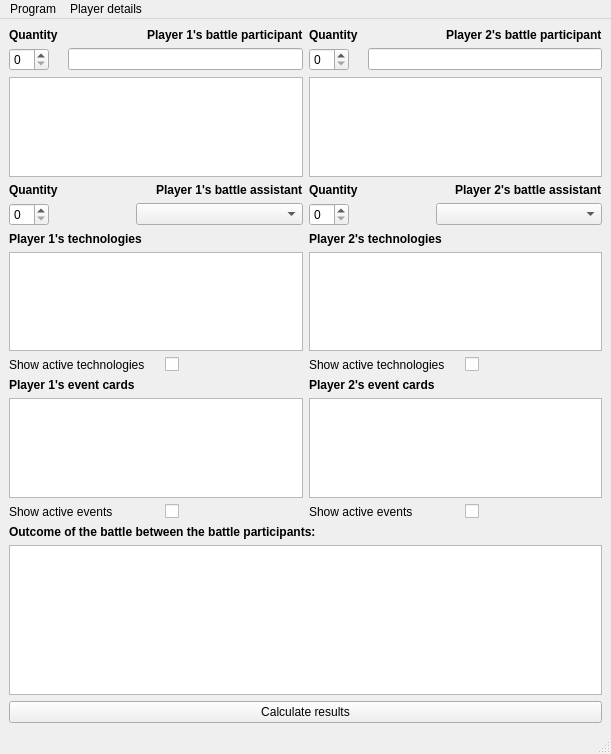
First picture: the form in AoE2_Calculator-master/mainwindow.ui, repository ProjectsKoryHasWorkedOn/2023-2024_AoE_II_Board_Game_Combat_Results_Calculator_Reworked, before the edit.
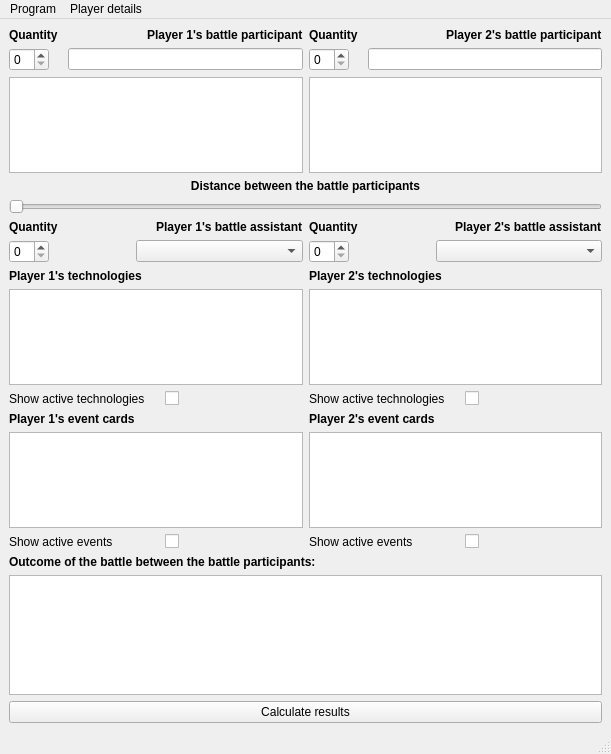
Second picture: the form after the edit.

The edit to the form file:
```diff
--- a/AoE2_Calculator-master/mainwindow.ui
+++ b/AoE2_Calculator-master/mainwindow.ui
@@ -29,43 +29,73 @@
          <layout class="QVBoxLayout" name="verticalLayout">
           <item>
            <layout class="QGridLayout" name="gridLayout_2">
-            <item row="20" column="0">
-             <widget class="QListWidget" name="player1Events"/>
-            </item>
-            <item row="15" column="0">
-             <widget class="QListWidget" name="player1Technologies"/>
-            </item>
-            <item row="17" column="1">
-             <layout class="QHBoxLayout" name="horizontalLayout_3">
+            <item row="9" column="1">
+             <layout class="QHBoxLayout" name="horizontalLayout_9">
               <item>
-               <widget class="QLabel" name="p2ActiveTechnologiesToggleText">
-                <property name="minimumSize">
-                 <size>
-                  <width>150</width>
-                  <height>0</height>
-                 </size>
+               <widget class="QLabel" name="player2AssistingUnitsQuantityLabel">
+                <property name="font">
+                 <font>
+                  <bold>true</bold>
+                 </font>
                 </property>
-                <property name="maximumSize">
-                 <size>
-                  <width>150</width>
-                  <height>16777215</height>
-                 </size>
+                <property name="text">
+                 <string>Quantity</string>
                 </property>
+               </widget>
+              </item>
+              <item>
+               <widget class="QLabel" name="player2AssistingUnitsLabel">
+                <property name="font">
+                 <font>
+                  <bold>true</bold>
+                 </font>
+                </property>
                 <property name="text">
-                 <string>Show active technologies</string>
+                 <string>Player 2's battle assistant</string>
                 </property>
                </widget>
               </item>
-              <item alignment="Qt::AlignLeft">
-               <widget class="QCheckBox" name="p2ActiveTechnologiesToggle">
+             </layout>
+            </item>
+            <item row="3" column="0">
+             <layout class="QHBoxLayout" name="horizontalLayout_11">
+              <item>
+               <widget class="QLabel" name="player1EntityQuantityLabel">
+                <property name="font">
+                 <font>
+                  <bold>true</bold>
+                 </font>
+                </property>
                 <property name="text">
-                 <string/>
+                 <string>Quantity</string>
                 </property>
                </widget>
               </item>
+              <item>
+               <widget class="QLabel" name="player1UnitsLabel">
+                <property name="font">
+                 <font>
+                  <bold>true</bold>
+                 </font>
+                </property>
+                <property name="text">
+                 <string>Player 1's battle participant</string>
+                </property>
+               </widget>
+              </item>
              </layout>
             </item>
-            <item row="19" column="0">
+            <item row="17" column="0">
+             <widget class="QListWidget" name="player1Technologies">
+              <property name="minimumSize">
+               <size>
+                <width>0</width>
+                <height>60</height>
+               </size>
+              </property>
+             </widget>
+            </item>
+            <item row="21" column="0">
              <widget class="QLabel" name="player1EventsLabel">
               <property name="font">
                <font>
@@ -77,34 +107,107 @@
               </property>
              </widget>
             </item>
-            <item row="21" column="1">
-             <layout class="QHBoxLayout" name="horizontalLayout_5">
+            <item row="6" column="0" colspan="2">
+             <widget class="QLabel" name="distanceBetweenTheBattleParticipantsLabel">
+              <property name="font">
+               <font>
+                <bold>true</bold>
+               </font>
+              </property>
+              <property name="text">
+               <string>Distance between the battle participants</string>
+              </property>
+              <property name="alignment">
+               <set>Qt::AlignCenter</set>
+              </property>
+             </widget>
+            </item>
+            <item row="16" column="1">
+             <widget class="QLabel" name="player2TechnologiesLabel">
+              <property name="font">
+               <font>
+                <bold>true</bold>
+               </font>
+              </property>
+              <property name="text">
+               <string>Player 2's technologies</string>
+              </property>
+             </widget>
+            </item>
+            <item row="4" column="0">
+             <layout class="QHBoxLayout" name="horizontalLayout_12">
               <item>
-               <widget class="QLabel" name="p2ActiveEventsToggleText">
+               <widget class="QSpinBox" name="player1EntityQuantity">
                 <property name="minimumSize">
                  <size>
-                  <width>150</width>
+                  <width>40</width>
                   <height>0</height>
                  </size>
                 </property>
                 <property name="maximumSize">
                  <size>
-                  <width>150</width>
+                  <width>40</width>
                   <height>16777215</height>
                  </size>
                 </property>
+               </widget>
+              </item>
+              <item>
+               <widget class="QLabel" name="player1Animation">
+                <property name="maximumSize">
+                 <size>
+                  <width>75</width>
+                  <height>75</height>
+                 </size>
+                </property>
                 <property name="text">
-                 <string>Show active events</string>
+                 <string/>
                 </property>
                </widget>
               </item>
-              <item alignment="Qt::AlignLeft">
-               <widget class="QCheckBox" name="p2ActiveEventsToggle">
+              <item>
+               <widget class="QLineEdit" name="player1EntityNamesFilter">
+                <property name="inputMask">
+                 <string/>
+                </property>
+               </widget>
+              </item>
+             </layout>
+            </item>
+            <item row="4" column="1">
+             <layout class="QHBoxLayout" name="horizontalLayout_7">
+              <item>
+               <widget class="QSpinBox" name="player2EntityQuantity">
+                <property name="minimumSize">
+                 <size>
+                  <width>40</width>
+                  <height>0</height>
+                 </size>
+                </property>
+                <property name="maximumSize">
+                 <size>
+                  <width>40</width>
+                  <height>16777215</height>
+                 </size>
+                </property>
+               </widget>
+              </item>
+              <item>
+               <widget class="QLabel" name="player2Animation">
+                <property name="maximumSize">
+                 <size>
+                  <width>75</width>
+                  <height>75</height>
+                 </size>
+                </property>
                 <property name="text">
                  <string/>
                 </property>
                </widget>
               </item>
+              <item>
+               <widget class="QLineEdit" name="player2EntityNamesFilter"/>
+              </item>
              </layout>
             </item>
             <item row="5" column="1">
@@ -117,6 +220,92 @@
               </property>
              </widget>
             </item>
+            <item row="16" column="0">
+             <widget class="QLabel" name="player1TechnologiesLabel">
+              <property name="font">
+               <font>
+                <bold>true</bold>
+               </font>
+              </property>
+              <property name="text">
+               <string>Player 1's technologies</string>
+              </property>
+             </widget>
+            </item>
+            <item row="22" column="0">
+             <widget class="QListWidget" name="player1Events">
+              <property name="minimumSize">
+               <size>
+                <width>0</width>
+                <height>60</height>
+               </size>
+              </property>
+              <property name="maximumSize">
+               <size>
+                <width>16777215</width>
+                <height>16777215</height>
+               </size>
+              </property>
+             </widget>
+            </item>
+            <item row="9" column="0">
+             <layout class="QHBoxLayout" name="horizontalLayout_13">
+              <item>
+               <widget class="QLabel" name="player1AssistingUnitsQuantityLabel">
+                <property name="font">
+                 <font>
+                  <bold>true</bold>
+                 </font>
+                </property>
+                <property name="text">
+                 <string>Quantity</string>
+                </property>
+               </widget>
+              </item>
+              <item>
+               <widget class="QLabel" name="player1AssistingUnitsLabel">
+                <property name="font">
+                 <font>
+                  <bold>true</bold>
+                 </font>
+                </property>
+                <property name="text">
+                 <string>Player 1's battle assistant</string>
+                </property>
+               </widget>
+              </item>
+             </layout>
+            </item>
+            <item row="19" column="0">
+             <layout class="QHBoxLayout" name="horizontalLayout_2">
+              <item>
+               <widget class="QLabel" name="p1ActiveTechnologiesToggleText">
+                <property name="minimumSize">
+                 <size>
+                  <width>150</width>
+                  <height>0</height>
+                 </size>
+                </property>
+                <property name="maximumSize">
+                 <size>
+                  <width>150</width>
+                  <height>16777215</height>
+                 </size>
+                </property>
+                <property name="text">
+                 <string>Show active technologies</string>
+                </property>
+               </widget>
+              </item>
+              <item alignment="Qt::AlignLeft">
+               <widget class="QCheckBox" name="p1ActiveTechnologiesToggle">
+                <property name="text">
+                 <string/>
+                </property>
+               </widget>
+              </item>
+             </layout>
+            </item>
             <item row="3" column="1">
              <layout class="QHBoxLayout" name="horizontalLayout_8">
               <item>
@@ -145,37 +334,17 @@
               </item>
              </layout>
             </item>
-            <item row="21" column="0">
-             <layout class="QHBoxLayout" name="horizontalLayout_6">
-              <item>
-               <widget class="QLabel" name="p1ActiveEventsToggleText">
-                <property name="minimumSize">
-                 <size>
-                  <width>150</width>
-                  <height>0</height>
-                 </size>
-                </property>
-                <property name="maximumSize">
-                 <size>
-                  <width>150</width>
-                  <height>16777215</height>
-                 </size>
-                </property>
-                <property name="text">
-                 <string>Show active events</string>
-                </property>
-               </widget>
-              </item>
-              <item alignment="Qt::AlignLeft">
-               <widget class="QCheckBox" name="p1ActiveEventsToggle">
-                <property name="text">
-                 <string/>
-                </property>
-               </widget>
-              </item>
-             </layout>
+            <item row="17" column="1">
+             <widget class="QListWidget" name="player2Technologies">
+              <property name="minimumSize">
+               <size>
+                <width>0</width>
+                <height>60</height>
+               </size>
+              </property>
+             </widget>
             </item>
-            <item row="8" column="1">
+            <item row="10" column="1">
              <layout class="QHBoxLayout" name="horizontalLayout_10">
               <item>
                <widget class="QSpinBox" name="player2EntityAssistantQuantity">
@@ -211,90 +380,10 @@
               </item>
              </layout>
             </item>
-            <item row="7" column="0">
-             <layout class="QHBoxLayout" name="horizontalLayout_13">
+            <item row="23" column="1">
+             <layout class="QHBoxLayout" name="horizontalLayout_5">
               <item>
-               <widget class="QLabel" name="player1AssistingUnitsQuantityLabel">
-                <property name="font">
-                 <font>
-                  <bold>true</bold>
-                 </font>
-                </property>
-                <property name="text">
-                 <string>Quantity</string>
-                </property>
-               </widget>
-              </item>
-              <item>
-               <widget class="QLabel" name="player1AssistingUnitsLabel">
-                <property name="font">
-                 <font>
-                  <bold>true</bold>
-                 </font>
-                </property>
-                <property name="text">
-                 <string>Player 1's battle assistant</string>
-                </property>
-               </widget>
-              </item>
-             </layout>
-            </item>
-            <item row="14" column="0">
-             <widget class="QLabel" name="player1TechnologiesLabel">
-              <property name="font">
-               <font>
-                <bold>true</bold>
-               </font>
-              </property>
-              <property name="text">
-               <string>Player 1's technologies</string>
-              </property>
-             </widget>
-            </item>
-            <item row="3" column="0">
-             <layout class="QHBoxLayout" name="horizontalLayout_11">
-              <item>
-               <widget class="QLabel" name="player1EntityQuantityLabel">
-                <property name="font">
-                 <font>
-                  <bold>true</bold>
-                 </font>
-                </property>
-                <property name="text">
-                 <string>Quantity</string>
-                </property>
-               </widget>
-              </item>
-              <item>
-               <widget class="QLabel" name="player1UnitsLabel">
-                <property name="font">
-                 <font>
-                  <bold>true</bold>
-                 </font>
-                </property>
-                <property name="text">
-                 <string>Player 1's battle participant</string>
-                </property>
-               </widget>
-              </item>
-             </layout>
-            </item>
-            <item row="14" column="1">
-             <widget class="QLabel" name="player2TechnologiesLabel">
-              <property name="font">
-               <font>
-                <bold>true</bold>
-               </font>
-              </property>
-              <property name="text">
-               <string>Player 2's technologies</string>
-              </property>
-             </widget>
-            </item>
-            <item row="17" column="0">
-             <layout class="QHBoxLayout" name="horizontalLayout_2">
-              <item>
-               <widget class="QLabel" name="p1ActiveTechnologiesToggleText">
+               <widget class="QLabel" name="p2ActiveEventsToggleText">
                 <property name="minimumSize">
                  <size>
                   <width>150</width>
@@ -308,12 +397,12 @@
                  </size>
                 </property>
                 <property name="text">
-                 <string>Show active technologies</string>
+                 <string>Show active events</string>
                 </property>
                </widget>
               </item>
               <item alignment="Qt::AlignLeft">
-               <widget class="QCheckBox" name="p1ActiveTechnologiesToggle">
+               <widget class="QCheckBox" name="p2ActiveEventsToggle">
                 <property name="text">
                  <string/>
                 </property>
@@ -321,78 +410,7 @@
               </item>
              </layout>
             </item>
-            <item row="4" column="0">
-             <layout class="QHBoxLayout" name="horizontalLayout_12">
-              <item>
-               <widget class="QSpinBox" name="player1EntityQuantity">
-                <property name="minimumSize">
-                 <size>
-                  <width>40</width>
-                  <height>0</height>
-                 </size>
-                </property>
-                <property name="maximumSize">
-                 <size>
-                  <width>40</width>
-                  <height>16777215</height>
-                 </size>
-                </property>
-               </widget>
-              </item>
-              <item>
-               <widget class="QLabel" name="player1Animation">
-                <property name="maximumSize">
-                 <size>
-                  <width>75</width>
-                  <height>75</height>
-                 </size>
-                </property>
-                <property name="text">
-                 <string/>
-                </property>
-               </widget>
-              </item>
-              <item>
-               <widget class="QLineEdit" name="player1EntityNamesFilter">
-                <property name="inputMask">
-                 <string/>
-                </property>
-               </widget>
-              </item>
-             </layout>
-            </item>
-            <item row="7" column="1">
-             <layout class="QHBoxLayout" name="horizontalLayout_9">
-              <item>
-               <widget class="QLabel" name="player2AssistingUnitsQuantityLabel">
-                <property name="font">
-                 <font>
-                  <bold>true</bold>
-                 </font>
-                </property>
-                <property name="text">
-                 <string>Quantity</string>
-                </property>
-               </widget>
-              </item>
-              <item>
-               <widget class="QLabel" name="player2AssistingUnitsLabel">
-                <property name="font">
-                 <font>
-                  <bold>true</bold>
-                 </font>
-                </property>
-                <property name="text">
-                 <string>Player 2's battle assistant</string>
-                </property>
-               </widget>
-              </item>
-             </layout>
-            </item>
-            <item row="20" column="1">
-             <widget class="QListWidget" name="player2Events"/>
-            </item>
-            <item row="8" column="0">
+            <item row="10" column="0">
              <layout class="QHBoxLayout" name="horizontalLayout_14">
               <item>
                <widget class="QSpinBox" name="player1EntityAssistantQuantity">
@@ -428,43 +446,53 @@
               </item>
              </layout>
             </item>
-            <item row="4" column="1">
-             <layout class="QHBoxLayout" name="horizontalLayout_7">
-              <item>
-               <widget class="QSpinBox" name="player2EntityQuantity">
-                <property name="minimumSize">
-                 <size>
-                  <width>40</width>
-                  <height>0</height>
-                 </size>
-                </property>
-                <property name="maximumSize">
-                 <size>
-                  <width>40</width>
-                  <height>16777215</height>
-                 </size>
-                </property>
-               </widget>
-              </item>
-              <item>
-               <widget class="QLabel" name="player2Animation">
-                <property name="maximumSize">
-                 <size>
-                  <width>75</width>
-                  <height>75</height>
-                 </size>
-                </property>
-                <property name="text">
-                 <string/>
-                </property>
-               </widget>
-              </item>
-              <item>
-               <widget class="QLineEdit" name="player2EntityNamesFilter"/>
-              </item>
-             </layout>
-            </item>
             <item row="19" column="1">
+             <layout class="QHBoxLayout" name="horizontalLayout_3">
+              <item>
+               <widget class="QLabel" name="p2ActiveTechnologiesToggleText">
+                <property name="minimumSize">
+                 <size>
+                  <width>150</width>
+                  <height>0</height>
+                 </size>
+                </property>
+                <property name="maximumSize">
+                 <size>
+                  <width>150</width>
+                  <height>16777215</height>
+                 </size>
+                </property>
+                <property name="text">
+                 <string>Show active technologies</string>
+                </property>
+               </widget>
+              </item>
+              <item alignment="Qt::AlignLeft">
+               <widget class="QCheckBox" name="p2ActiveTechnologiesToggle">
+                <property name="text">
+                 <string/>
+                </property>
+               </widget>
+              </item>
+             </layout>
+            </item>
+            <item row="22" column="1">
+             <widget class="QListWidget" name="player2Events">
+              <property name="minimumSize">
+               <size>
+                <width>0</width>
+                <height>60</height>
+               </size>
+              </property>
+              <property name="maximumSize">
+               <size>
+                <width>16777215</width>
+                <height>16777215</height>
+               </size>
+              </property>
+             </widget>
+            </item>
+            <item row="21" column="1">
              <widget class="QLabel" name="player2EventsLabel">
               <property name="font">
                <font>
@@ -476,8 +504,42 @@
               </property>
              </widget>
             </item>
-            <item row="15" column="1">
-             <widget class="QListWidget" name="player2Technologies"/>
+            <item row="23" column="0">
+             <layout class="QHBoxLayout" name="horizontalLayout_6">
+              <item>
+               <widget class="QLabel" name="p1ActiveEventsToggleText">
+                <property name="minimumSize">
+                 <size>
+                  <width>150</width>
+                  <height>0</height>
+                 </size>
+                </property>
+                <property name="maximumSize">
+                 <size>
+                  <width>150</width>
+                  <height>16777215</height>
+                 </size>
+                </property>
+                <property name="text">
+                 <string>Show active events</string>
+                </property>
+               </widget>
+              </item>
+              <item alignment="Qt::AlignLeft">
+               <widget class="QCheckBox" name="p1ActiveEventsToggle">
+                <property name="text">
+                 <string/>
+                </property>
+               </widget>
+              </item>
+             </layout>
+            </item>
+            <item row="7" column="0" colspan="2">
+             <widget class="QSlider" name="distanceBetweenTheBattleParticipantsSlider">
+              <property name="orientation">
+               <enum>Qt::Horizontal</enum>
+              </property>
+             </widget>
             </item>
            </layout>
           </item>
@@ -498,7 +560,7 @@
             <property name="minimumSize">
              <size>
               <width>0</width>
-              <height>150</height>
+              <height>120</height>
              </size>
             </property>
             <property name="readOnly">
```
